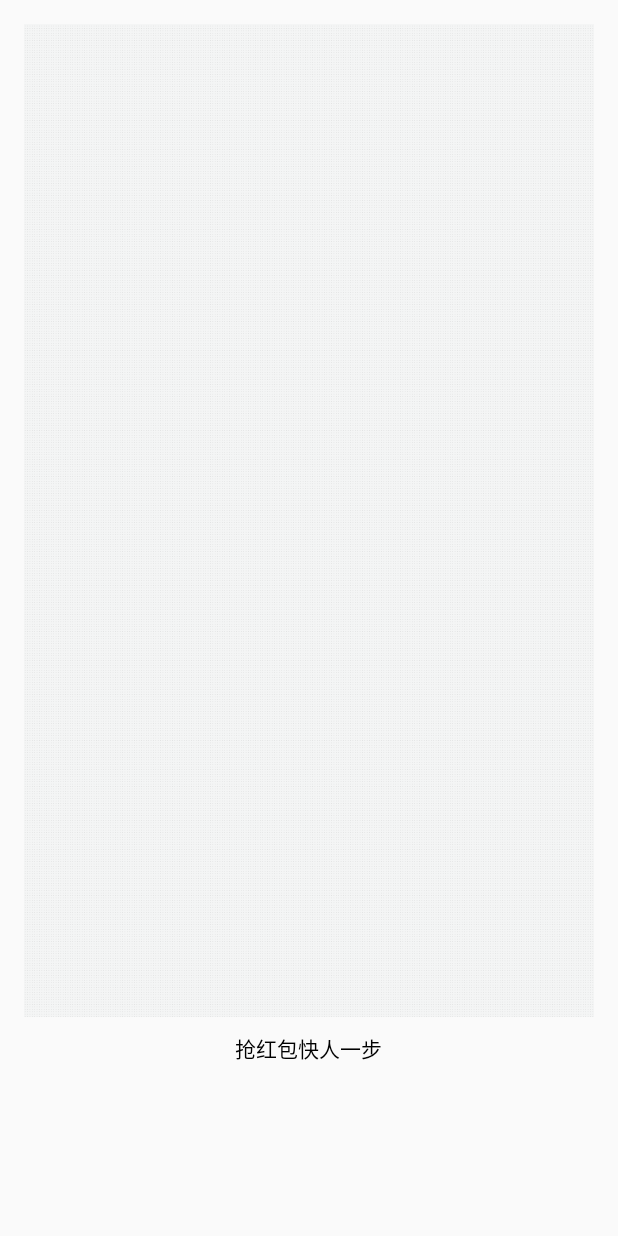
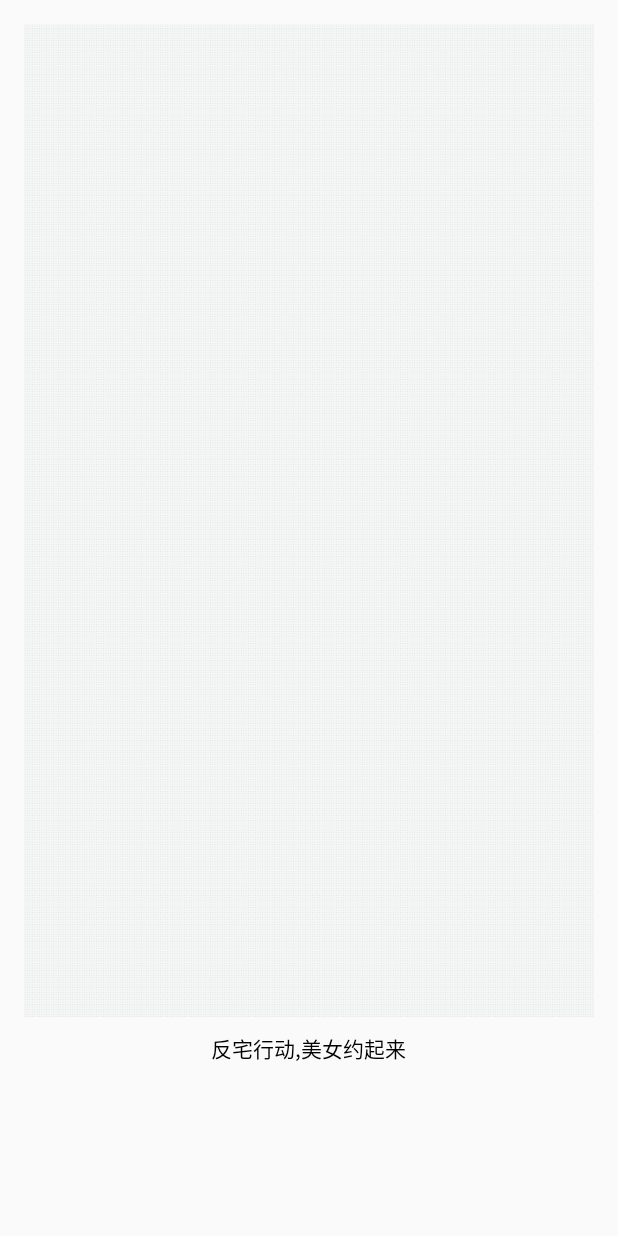
Before and after one commit to langrenbule/Vacation, an Android app: the screen it shows after launch (SplashActivity), on a phone screen of 412 x 824 dp. Run offline under Robolectric (Android 15) with nearby library versions, the phone set to English and light mode, and no system bars; our stand-ins replace ButterKnife, EventBus; libraries missing offline, so code that uses them is left out: cn.bmob.newim, com.baidu.mobads, com.orhanobut.logger; 2 statements that could not run were skipped.

Commit message:
(*)AD 开屏标语

```diff
--- a/app/src/main/res/layout/activity_splash.xml
+++ b/app/src/main/res/layout/activity_splash.xml
@@ -30,7 +30,7 @@
             android:layout_height="wrap_content"
             android:layout_below="@id/bottomIcon"
             android:layout_centerHorizontal="true"
-            android:text="抢红包快人一步"
+            android:text="反宅行动,美女约起来"
             android:textColor="#000" />
     </RelativeLayout>
 
```
